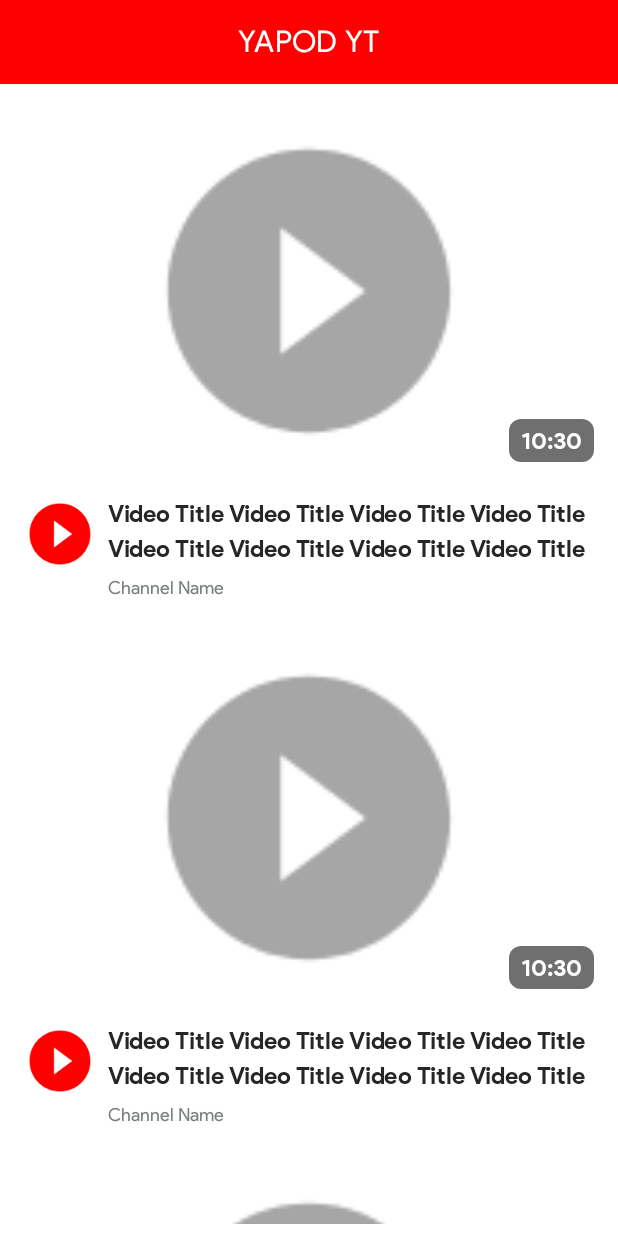
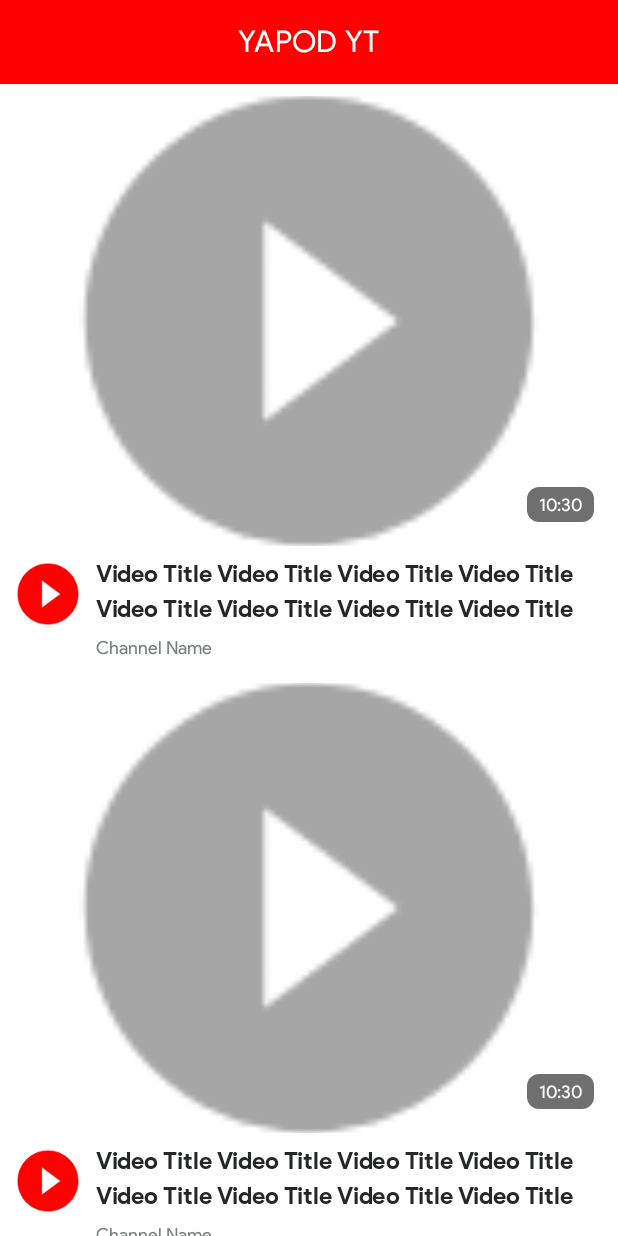
Before and after one commit to RahulSDeshpande/do-play-tube-android, an Android app: the layout fragment_videos.xml on its own in the app's theme, with its tools: preview values and no code run, on a phone screen of 412 x 824 dp. Run offline under Robolectric (Android 15) with nearby library versions, the phone set to English and light mode, and no system bars.

Commit message:
Add max res & standard res thumbnails & set the hi-res thumbnail to the video list item plaeholder

```diff
--- a/app/src/main/java/com/rahulografy/yapodyt/ui/main/videos/adapter/VideoViewHolder.kt
+++ b/app/src/main/java/com/rahulografy/yapodyt/ui/main/videos/adapter/VideoViewHolder.kt
@@ -1,6 +1,7 @@
 package com.rahulografy.yapodyt.ui.main.videos.adapter
 
 import androidx.recyclerview.widget.RecyclerView
+import com.rahulografy.yapodyt.R
 import com.rahulografy.yapodyt.data.model.VideoItem
 import com.rahulografy.yapodyt.databinding.ItemVideoBinding
 import com.rahulografy.yapodyt.ui.main.videos.listener.VideoEventListener
@@ -18,7 +19,8 @@ class VideoViewHolder(
 
             Picasso
                 .get()
-                .load(videoItem.snippet.thumbnails.high.url)
+                .load(videoItem.snippet.thumbnails.hiRes())
+                .placeholder(R.drawable.ic_launcher_foreground_grey)
                 .into(imageViewVideoThumbnail)
 
             textViewVideoDuration.text = videoItem.contentDetails.duration
--- a/app/src/main/res/layout/fragment_search_filters.xml
+++ b/app/src/main/res/layout/fragment_search_filters.xml
@@ -20,7 +20,6 @@
             android:layout_height="wrap_content">
 
             <com.google.android.material.appbar.AppBarLayout
-                android:id="@+id/app_bar_layout_search_filters"
                 android:layout_width="match_parent"
                 android:layout_height="wrap_content"
                 android:elevation="8dp"
--- a/app/src/main/res/layout/fragment_videos.xml
+++ b/app/src/main/res/layout/fragment_videos.xml
@@ -21,7 +21,6 @@
             android:layout_height="wrap_content">
 
             <com.google.android.material.appbar.AppBarLayout
-                android:id="@+id/app_bar_layout_videos"
                 android:layout_width="match_parent"
                 android:layout_height="wrap_content"
                 android:elevation="8dp"
@@ -55,6 +54,7 @@
                     android:id="@+id/recycler_view_videos"
                     android:layout_width="match_parent"
                     android:layout_height="match_parent"
+                    android:clipToPadding="false"
                     android:paddingTop="@dimen/space_small"
                     android:paddingBottom="@dimen/space_small"
                     app:layout_constraintBottom_toBottomOf="parent"
--- a/app/src/main/res/layout/item_video.xml
+++ b/app/src/main/res/layout/item_video.xml
@@ -13,7 +13,8 @@
         <androidx.appcompat.widget.AppCompatImageView
             android:id="@+id/image_view_video_thumbnail"
             android:layout_width="match_parent"
-            android:layout_height="260dp"
+            android:layout_height="300dp"
+            android:scaleType="centerCrop"
             app:layout_constraintTop_toTopOf="parent"
             tools:src="@mipmap/ic_launcher_round_grey" />
 
@@ -24,13 +25,12 @@
             android:layout_marginEnd="@dimen/space_normal"
             android:layout_marginBottom="@dimen/space_normal"
             android:background="@drawable/bg_video_duration"
-            android:fontFamily="@font/sans_bold"
             android:paddingStart="@dimen/space_small"
             android:paddingTop="@dimen/space_tiny"
             android:paddingEnd="@dimen/space_small"
             android:paddingBottom="@dimen/space_tiny"
             android:textColor="@color/default_text_color_white"
-            android:textSize="@dimen/text_medium"
+            android:textSize="@dimen/text_tiny"
             app:layout_constraintBottom_toBottomOf="@+id/image_view_video_thumbnail"
             app:layout_constraintEnd_toEndOf="@+id/image_view_video_thumbnail"
             tools:text="10:30" />
@@ -39,7 +39,6 @@
             android:id="@+id/circle_image_view_video_channel"
             android:layout_width="64dp"
             android:layout_height="64dp"
-            android:layout_marginStart="@dimen/space_small"
             android:padding="@dimen/space_tiny"
             android:src="@mipmap/ic_launcher_round"
             app:layout_constraintStart_toStartOf="parent"
--- a/app/src/main/res/values/strings.xml
+++ b/app/src/main/res/values/strings.xml
@@ -39,4 +39,6 @@
 
     <string name="search_filter">Filter</string>
 
+    <string name="video_player_title">Playing video</string>
+
 </resources>
```
Also changed, not shown: app/src/main/java/com/rahulografy/yapodyt/data/model/MaxRes.kt (added, +7 -0 lines), app/src/main/java/com/rahulografy/yapodyt/data/model/Standard.kt (added, +7 -0 lines), app/src/main/java/com/rahulografy/yapodyt/data/model/Thumbnails.kt (+21 -4 lines), app/src/main/java/com/rahulografy/yapodyt/ui/main/videos/fragment/VideosFragment.kt (+11 -1 lines).
